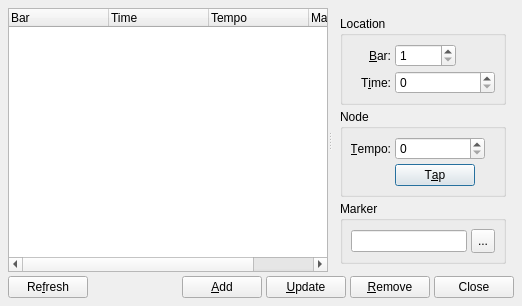
Qt form src/qtractorTimeScaleForm.ui (rncbc/qtractor) before a commit.
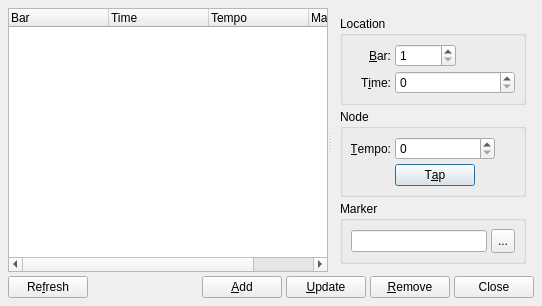
The same form after that commit. Icons and pictures are not drawn. Custom widgets are drawn as their Qt base class.

```diff
--- a/src/qtractorTimeScaleForm.ui
+++ b/src/qtractorTimeScaleForm.ui
@@ -154,7 +154,7 @@
            <widget class="qtractorTimeSpinBox" name="TimeSpinBox">
             <property name="minimumSize">
              <size>
-              <width>100</width>
+              <width>120</width>
               <height>0</height>
              </size>
             </property>
```
Lines whose indentation alone changed are shown as unchanged.
